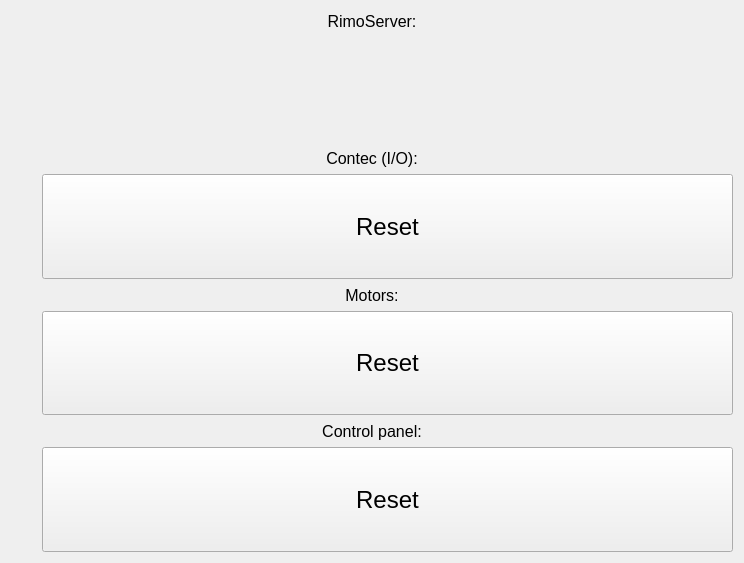
This is GUI/forms/ResetControls.ui in piotrpodlaski/rimokun as Qt 5 draws it before an edit. The edited form follows.
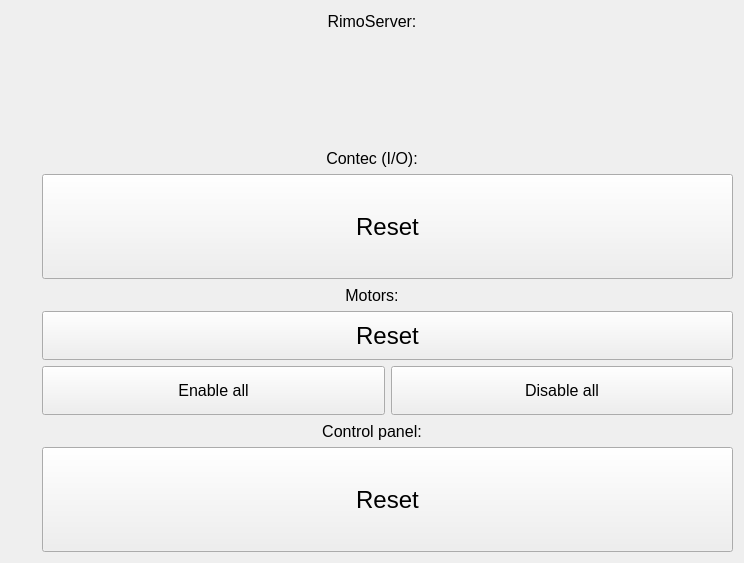
This is the edited form. Custom widgets are drawn as their Qt base class.

Commit message: Add motor enable/disable pipeline and GUI controls

The edit to the form file:
```diff
--- a/GUI/forms/ResetControls.ui
+++ b/GUI/forms/ResetControls.ui
@@ -155,8 +155,8 @@
     </widget>
    </item>
    <item>
-    <layout class="QHBoxLayout" name="horizontalLayout_3">
-     <item>
+    <layout class="QGridLayout" name="motorsLayout">
+     <item row="0" column="0" rowspan="2">
       <widget class="LedIndicator" name="ledMotors" native="true">
        <property name="sizePolicy">
         <sizepolicy hsizetype="Fixed" vsizetype="Preferred">
@@ -172,7 +172,7 @@
        </property>
       </widget>
      </item>
-     <item>
+     <item row="0" column="1">
       <widget class="QPushButton" name="resetMotors">
        <property name="sizePolicy">
         <sizepolicy hsizetype="Preferred" vsizetype="Preferred">
@@ -191,6 +191,63 @@
        </property>
       </widget>
      </item>
+     <item row="1" column="1">
+      <layout class="QHBoxLayout" name="horizontalLayout_5">
+       <property name="spacing">
+        <number>6</number>
+       </property>
+       <property name="leftMargin">
+        <number>0</number>
+       </property>
+       <property name="topMargin">
+        <number>0</number>
+       </property>
+       <property name="rightMargin">
+        <number>0</number>
+       </property>
+       <property name="bottomMargin">
+        <number>0</number>
+       </property>
+       <item>
+        <widget class="QPushButton" name="enableAllMotors">
+         <property name="sizePolicy">
+          <sizepolicy hsizetype="Expanding" vsizetype="Preferred">
+           <horstretch>1</horstretch>
+           <verstretch>0</verstretch>
+          </sizepolicy>
+         </property>
+         <property name="font">
+          <font>
+           <pointsize>12</pointsize>
+           <bold>false</bold>
+          </font>
+         </property>
+         <property name="text">
+          <string>Enable all</string>
+         </property>
+        </widget>
+       </item>
+       <item>
+        <widget class="QPushButton" name="disableAllMotors">
+         <property name="sizePolicy">
+          <sizepolicy hsizetype="Expanding" vsizetype="Preferred">
+           <horstretch>1</horstretch>
+           <verstretch>0</verstretch>
+          </sizepolicy>
+         </property>
+         <property name="font">
+          <font>
+           <pointsize>12</pointsize>
+           <bold>false</bold>
+          </font>
+         </property>
+         <property name="text">
+          <string>Disable all</string>
+         </property>
+        </widget>
+       </item>
+      </layout>
+     </item>
     </layout>
    </item>
    <item>
```
The commit also changes 26 other files.
